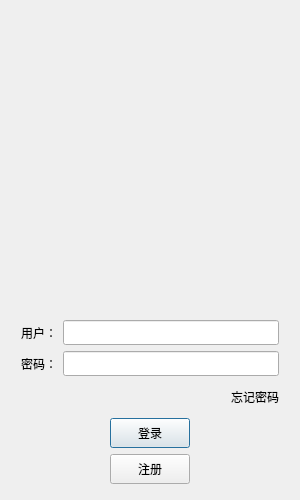
proacane/CppChatProject, file frontEnd/chatProject/logindialog.ui: the form before one commit.
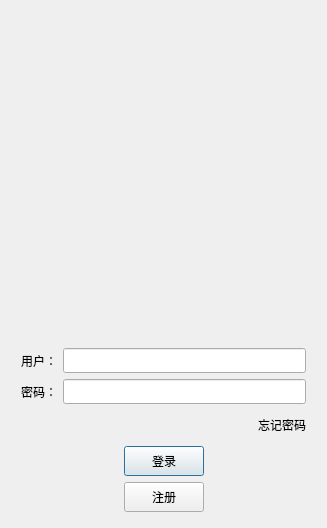
The form after the commit. Icons and pictures are not drawn.

```diff
--- a/frontEnd/chatProject/logindialog.ui
+++ b/frontEnd/chatProject/logindialog.ui
@@ -6,8 +6,8 @@
    <rect>
     <x>0</x>
     <y>0</y>
-    <width>300</width>
-    <height>500</height>
+    <width>327</width>
+    <height>528</height>
    </rect>
   </property>
   <property name="windowTitle">
```
Left out of the diff: 5 changed lines with no effect on the pictures.
